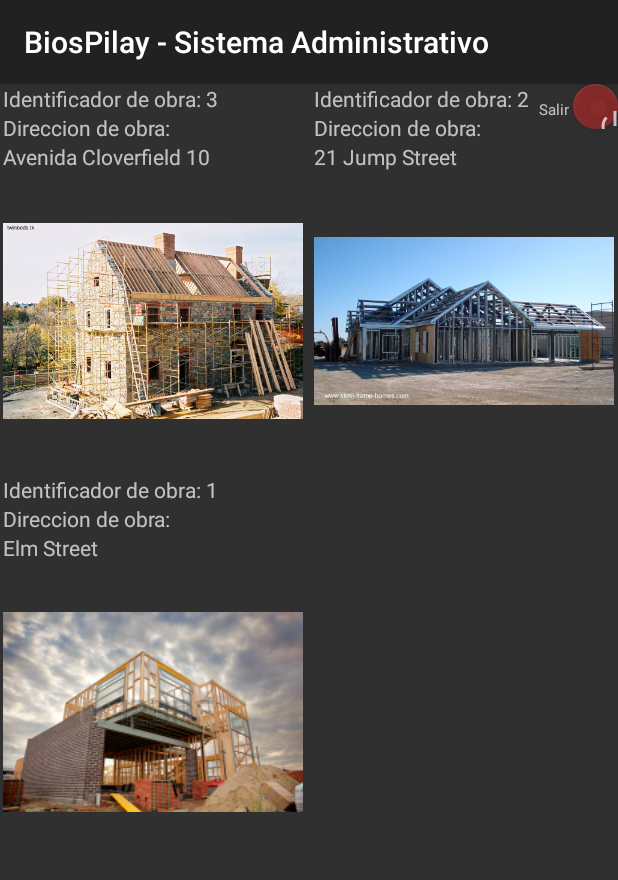
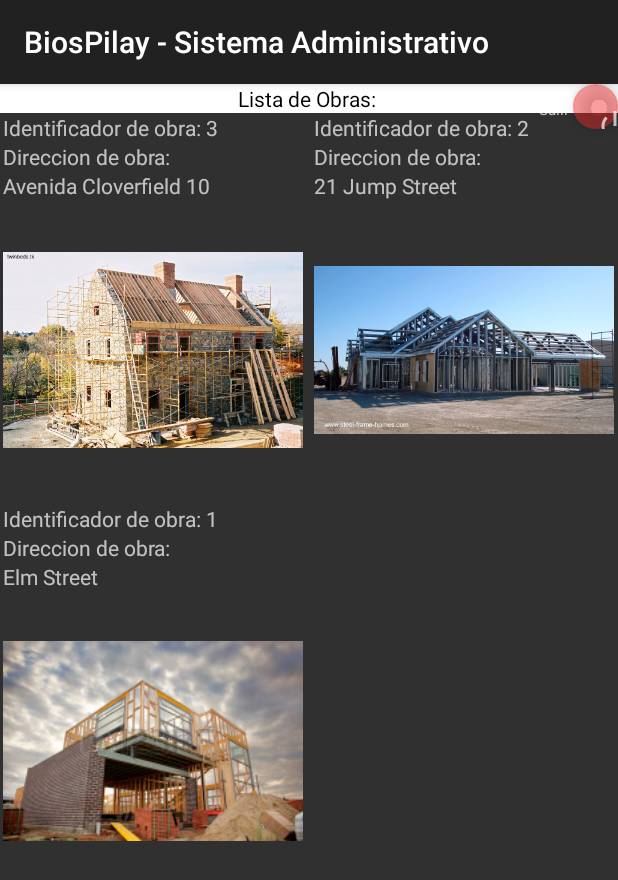
Before and after one commit to GeronimoAmarillo/BiosBooking-Android, an Android app: the screen it shows after launch (MainActivity), on a phone screen of 412 x 824 dp. Shown: the top 880 px of the screen. Run offline under Robolectric (Android 15) with nearby library versions, the light colour scheme and no system bars.

Commit message:
Subo proyecto y Manual

```diff
--- a/BiosBookingAndroid/app/src/main/java/com/proyectofinal/analistas/biospilayandroid/Activities/MaterialInfoFragment.java
+++ b/BiosBookingAndroid/app/src/main/java/com/proyectofinal/analistas/biospilayandroid/Activities/MaterialInfoFragment.java
@@ -17,6 +17,7 @@ import android.view.ViewGroup;
 import android.widget.AdapterView;
 import android.widget.Button;
 import android.widget.ImageView;
+import android.widget.LinearLayout;
 import android.widget.ListView;
 import android.widget.TextView;
 import android.widget.Toast;
@@ -49,6 +50,7 @@ public class MaterialInfoFragment extends Fragment {
     protected TextView tvLabelFecha;
     protected ImageView imagen;
     protected TextView tvAgregarMovimiento;
+    protected LinearLayout llMovimientos;
 
 
 
@@ -90,6 +92,7 @@ public class MaterialInfoFragment extends Fragment {
             tvLabelObra = (TextView)getView().findViewById(R.id.tvLabelObra);
             tvLabelStock =(TextView)getView().findViewById(R.id.tvLabelStock);
             tvAgregarMovimiento = (TextView)getView().findViewById(R.id.tvAgregarMovimiento);
+            llMovimientos = (LinearLayout)getView().findViewById(R.id.llMovimientos);
 
             imagen = (ImageView)getView().findViewById(R.id.ivFoto);
 
@@ -226,6 +229,7 @@ public class MaterialInfoFragment extends Fragment {
         tvLabelFecha.setVisibility(getView().INVISIBLE);
         tvAgregarMovimiento.setVisibility(getView().INVISIBLE);
         imagen.setVisibility(getView().VISIBLE);
+        llMovimientos.setVisibility(getView().INVISIBLE);
         Bitmap imagenRecurso = (((BitmapDrawable) ContextCompat.getDrawable(getActivity(), R.mipmap.seleccionematerial))).getBitmap();
 
         imagen.setImageBitmap(imagenRecurso);
@@ -242,6 +246,7 @@ public class MaterialInfoFragment extends Fragment {
         tvLabelObra.setVisibility(getView().VISIBLE);
         tvLabelStock.setVisibility(getView().VISIBLE);
         tvAgregarMovimiento.setVisibility(getView().VISIBLE);
+        llMovimientos.setVisibility(View.VISIBLE);
         imagen.setVisibility(View.GONE);
         imagen.setImageBitmap(null);
     }
--- a/BiosBookingAndroid/app/src/main/res/layout/fragment_grid_obras.xml
+++ b/BiosBookingAndroid/app/src/main/res/layout/fragment_grid_obras.xml
@@ -6,6 +6,25 @@
     >
 
     <!-- TODO: Update blank fragment layout -->
+    <LinearLayout
+    android:layout_width="match_parent"
+    android:layout_height="match_parent"
+    android:orientation="vertical">
+
+        <LinearLayout
+            android:layout_width="match_parent"
+            android:layout_height="wrap_content"
+            android:background="@android:color/background_light"
+            android:orientation="horizontal">
+
+            <TextView
+                android:layout_width="match_parent"
+                android:layout_height="wrap_content"
+                android:gravity="center"
+                android:shadowColor="@android:color/background_light"
+                android:text="Lista de Obras: "
+                android:textColor="@android:color/background_dark" />
+        </LinearLayout>
 
         <GridView
 
@@ -17,4 +36,7 @@
             android:stretchMode="columnWidth"
             android:verticalSpacing="3dp"
             android:horizontalSpacing="3dp"/>
+
+    </LinearLayout>
+
 </FrameLayout>
--- a/BiosBookingAndroid/app/src/main/res/layout/fragment_material_info_and_movement.xml
+++ b/BiosBookingAndroid/app/src/main/res/layout/fragment_material_info_and_movement.xml
@@ -136,6 +136,7 @@
 
 
             <LinearLayout
+                android:id="@+id/llMovimientos"
                 android:layout_width="match_parent"
                 android:layout_height="wrap_content"
                 android:background="@android:color/background_light"
```
Also changed, not shown: BiosBookingAndroid/app/src/main/res/mipmap-hdpi/icono.png, BiosBookingAndroid/app/src/main/res/mipmap-mdpi/icono.png, BiosBookingAndroid/app/src/main/res/mipmap-xhdpi/icono.png, BiosBookingAndroid/app/src/main/res/mipmap-xxhdpi/icono.png, BiosBookingAndroid/app/src/main/res/mipmap-xxxhdpi/icono.png, 1 other file. Lines whose indentation alone changed are shown as unchanged.
